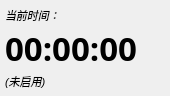
Qt form source/timewidget.ui (Hatsushigure/TimeShower) before a commit.
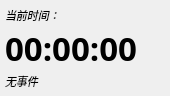
The same form after that commit.

```diff
--- a/source/timewidget.ui
+++ b/source/timewidget.ui
@@ -79,7 +79,7 @@
       </font>
      </property>
      <property name="text">
-      <string>(未启用)</string>
+      <string>无事件</string>
      </property>
     </widget>
    </item>
```
